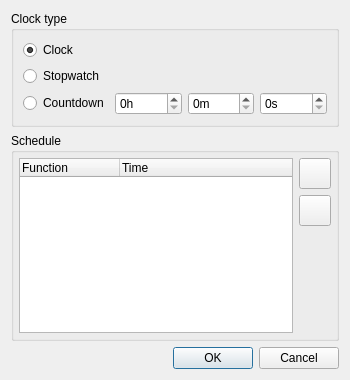
The window that ui/src/virtualconsole/vcclockproperties.ui (mcallegari/qlcplus) describes before a commit, drawn with Qt 5.
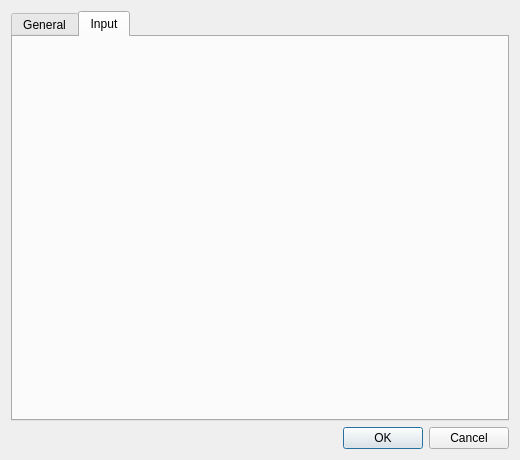
The same window after the commit. The open tabs and pages were chosen to show the change. Icons and pictures are not drawn.

Commit message:
ui/vcclock: improved config page layout
bonus change: removed framed box from VC audio triggers config page ;)

The edit to the form file:
```diff
--- a/ui/src/virtualconsole/vcclockproperties.ui
+++ b/ui/src/virtualconsole/vcclockproperties.ui
@@ -25,8 +25,8 @@
    <rect>
     <x>0</x>
     <y>0</y>
-    <width>350</width>
-    <height>380</height>
+    <width>520</width>
+    <height>460</height>
    </rect>
   </property>
   <property name="windowTitle">
@@ -37,14 +37,17 @@
     <normaloff>:/clock.png</normaloff>:/clock.png</iconset>
   </property>
   <layout class="QGridLayout" name="gridLayout_3">
-   <item row="3" column="0">
-    <widget class="QDialogButtonBox" name="buttonBox">
-     <property name="standardButtons">
-      <set>QDialogButtonBox::Cancel|QDialogButtonBox::Ok</set>
-     </property>
-    </widget>
-   </item>
    <item row="0" column="0">
+    <widget class="QTabWidget" name="tabWidget">
+     <property name="currentIndex">
+      <number>0</number>
+     </property>
+     <widget class="QWidget" name="general_tab">
+      <attribute name="title">
+       <string>General</string>
+      </attribute>
+      <layout class="QVBoxLayout" name="verticalLayout">
+       <item>
     <widget class="QGroupBox" name="m_clockTypeGroup">
      <property name="title">
       <string>Clock type</string>
@@ -113,7 +116,7 @@
      </layout>
     </widget>
    </item>
-   <item row="2" column="0">
+       <item>
     <widget class="QGroupBox" name="groupBox_2">
      <property name="title">
       <string>Schedule</string>
@@ -195,8 +198,26 @@
      </layout>
     </widget>
    </item>
-   <item row="1" column="0">
-    <layout class="QGridLayout" name="m_externalInputLayout"/>
+      </layout>
+     </widget>
+     <widget class="QWidget" name="input_tab">
+      <attribute name="title">
+       <string>Input</string>
+      </attribute>
+      <layout class="QVBoxLayout" name="verticalLayout_3">
+       <item>
+        <layout class="QVBoxLayout" name="m_externalInputLayout"/>
+       </item>
+      </layout>
+     </widget>
+    </widget>
+   </item>
+   <item row="2" column="0">
+    <widget class="QDialogButtonBox" name="buttonBox">
+     <property name="standardButtons">
+      <set>QDialogButtonBox::Cancel|QDialogButtonBox::Ok</set>
+     </property>
+    </widget>
    </item>
   </layout>
  </widget>
```
Lines whose indentation alone changed are shown as unchanged. The commit also changes 1 other file.
